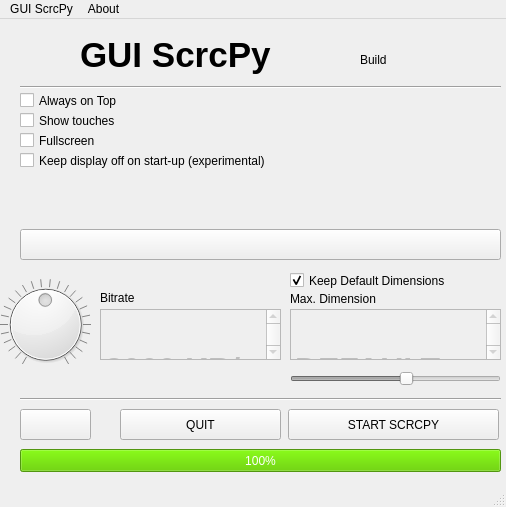
srevinsaju/guiscrcpy, file mainwindow.ui: the form before one commit.
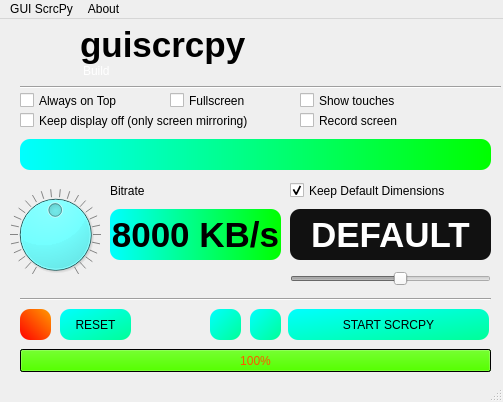
The form after the commit. Icons and pictures are not drawn.

Commit message: modified:   .idea/workspace.xml 	modified:   __main__.py 	modified:   bottompanelUI.py 	modified:   bottompanelui.ui 	new file:   guiscrcpy-linux.spec 	deleted:    guiscrcpy.spec 	modified:   mainui.py 	modified:   mainwindow.ui 	modified:   rsrc.qrc 	modified:   toolUI.py 	modified:   toolkit_ui.ui 	icons/ 	rsrc/guiscrcpy-branding.svg 	rsrc_rc.py 	ui/g1595-3.png 	ui/guiscrcpy-branding.png 	ui/guiscrcpy_branding.png 	ui/guiscrcpy_logo.png 	ui/guiscrcpy_logo.svg 	ui/header.png 	ui/rect.png

The edit to the form file:
```diff
--- a/mainwindow.ui
+++ b/mainwindow.ui
@@ -6,8 +6,8 @@
    <rect>
     <x>0</x>
     <y>0</y>
-    <width>506</width>
-    <height>507</height>
+    <width>503</width>
+    <height>402</height>
    </rect>
   </property>
   <property name="windowTitle">
@@ -23,49 +23,411 @@
             </string>
   </property>
   <property name="styleSheet">
-   <string notr="true"/>
+   <string notr="true">
+.QPushButton {
+                        
+border-radius: 10px;
+					  
+	background-color: qlineargradient(spread:pad, x1:0, y1:0, x2:1, y2:1, stop:0 rgba(0, 255, 255, 255), stop:1 rgba(0, 255, 152, 255));
+color: rgb(0, 0, 0);
+                        
+                    }
+
+QPushButton:pressed {
+border-radius: 10px;
+					  
+background-color: qlineargradient(spread:pad, x1:0, y1:0, x2:1, y2:1, stop:0 rgba(0, 255, 255, 255), stop:1 rgba(0, 255, 152, 255));
+color: rgb(0, 0, 0);
+                        }
+QPushButton:hover {
+border-radius: 10px;
+					  
+	background-color: qlineargradient(spread:pad, x1:0, y1:0, x2:1, y2:1, stop:0 rgba(0, 199, 199, 255), stop:1 rgba(0, 190, 113, 255));
+color: rgb(0, 0, 0);
+                        }
+
+
+.QPushButton#quit{
+                        background-color: qlineargradient(spread:pad, x1:0, y1:1, x2:1, y2:0, stop:0 rgba(255, 0, 0, 255), stop:1 rgba(255, 155, 0, 255));
+color: rgb(0, 0, 0);
+border-radius: 10px;
+
+                        
+                    }
+
+.QPushButton#quit:hover{
+                        
+	background-color: qlineargradient(spread:pad, x1:0, y1:1, x2:1, y2:0, stop:0 rgba(172, 0, 0, 255), stop:1 rgba(175, 106, 0, 255));
+color: rgb(0, 0, 0);
+border-radius: 10px;
+
+                        
+                    }
+
+</string>
+  </property>
+  <property name="unifiedTitleAndToolBarOnMac">
+   <bool>false</bool>
   </property>
   <widget class="QWidget" name="centralwidget">
+   <property name="styleSheet">
+    <string notr="true"/>
+   </property>
    <widget class="QProgressBar" name="progressBar">
     <property name="geometry">
      <rect>
       <x>20</x>
-      <y>430</y>
-      <width>481</width>
+      <y>330</y>
+      <width>471</width>
       <height>23</height>
      </rect>
     </property>
     <property name="palette">
      <palette>
       <active>
+       <colorrole role="WindowText">
+        <brush brushstyle="SolidPattern">
+         <color alpha="255">
+          <red>255</red>
+          <green>255</green>
+          <blue>255</blue>
+         </color>
+        </brush>
+       </colorrole>
+       <colorrole role="Button">
+        <brush brushstyle="LinearGradientPattern">
+         <gradient startx="0.000000000000000" starty="0.000000000000000" endx="1.000000000000000" endy="0.000000000000000" type="LinearGradient" spread="PadSpread" coordinatemode="ObjectBoundingMode">
+          <gradientstop position="0.000000000000000">
+           <color alpha="255">
+            <red>0</red>
+            <green>255</green>
+            <blue>255</blue>
+           </color>
+          </gradientstop>
+          <gradientstop position="1.000000000000000">
+           <color alpha="255">
+            <red>0</red>
+            <green>255</green>
+            <blue>0</blue>
+           </color>
+          </gradientstop>
+         </gradient>
+        </brush>
+       </colorrole>
+       <colorrole role="Text">
+        <brush brushstyle="SolidPattern">
+         <color alpha="255">
+          <red>255</red>
+          <green>255</green>
+          <blue>255</blue>
+         </color>
+        </brush>
+       </colorrole>
+       <colorrole role="ButtonText">
+        <brush brushstyle="SolidPattern">
+         <color alpha="255">
+          <red>255</red>
+          <green>255</green>
+          <blue>255</blue>
+         </color>
+        </brush>
+       </colorrole>
+       <colorrole role="Base">
+        <brush brushstyle="LinearGradientPattern">
+         <gradient startx="0.000000000000000" starty="0.000000000000000" endx="1.000000000000000" endy="0.000000000000000" type="LinearGradient" spread="PadSpread" coordinatemode="ObjectBoundingMode">
+          <gradientstop position="0.000000000000000">
+           <color alpha="255">
+            <red>0</red>
+            <green>255</green>
+            <blue>255</blue>
+           </color>
+          </gradientstop>
+          <gradientstop position="1.000000000000000">
+           <color alpha="255">
+            <red>0</red>
+            <green>255</green>
+            <blue>0</blue>
+           </color>
+          </gradientstop>
+         </gradient>
+        </brush>
+       </colorrole>
+       <colorrole role="Window">
+        <brush brushstyle="LinearGradientPattern">
+         <gradient startx="0.000000000000000" starty="0.000000000000000" endx="1.000000000000000" endy="0.000000000000000" type="LinearGradient" spread="PadSpread" coordinatemode="ObjectBoundingMode">
+          <gradientstop position="0.000000000000000">
+           <color alpha="255">
+            <red>0</red>
+            <green>255</green>
+            <blue>255</blue>
+           </color>
+          </gradientstop>
+          <gradientstop position="1.000000000000000">
+           <color alpha="255">
+            <red>0</red>
+            <green>255</green>
+            <blue>0</blue>
+           </color>
+          </gradientstop>
+         </gradient>
+        </brush>
+       </colorrole>
        <colorrole role="Highlight">
         <brush brushstyle="SolidPattern">
          <color alpha="255">
-          <red>115</red>
-          <green>210</green>
-          <blue>22</blue>
+          <red>85</red>
+          <green>255</green>
+          <blue>0</blue>
+         </color>
+        </brush>
+       </colorrole>
+       <colorrole role="HighlightedText">
+        <brush brushstyle="SolidPattern">
+         <color alpha="255">
+          <red>255</red>
+          <green>85</green>
+          <blue>0</blue>
+         </color>
+        </brush>
+       </colorrole>
+       <colorrole role="PlaceholderText">
+        <brush brushstyle="NoBrush">
+         <color alpha="128">
+          <red>255</red>
+          <green>255</green>
+          <blue>255</blue>
          </color>
         </brush>
        </colorrole>
       </active>
       <inactive>
+       <colorrole role="WindowText">
+        <brush brushstyle="SolidPattern">
+         <color alpha="255">
+          <red>255</red>
+          <green>255</green>
+          <blue>255</blue>
+         </color>
+        </brush>
+       </colorrole>
+       <colorrole role="Button">
+        <brush brushstyle="LinearGradientPattern">
+         <gradient startx="0.000000000000000" starty="0.000000000000000" endx="1.000000000000000" endy="0.000000000000000" type="LinearGradient" spread="PadSpread" coordinatemode="ObjectBoundingMode">
+          <gradientstop position="0.000000000000000">
+           <color alpha="255">
+            <red>0</red>
+            <green>255</green>
+            <blue>255</blue>
+           </color>
+          </gradientstop>
+          <gradientstop position="1.000000000000000">
+           <color alpha="255">
+            <red>0</red>
+            <green>255</green>
+            <blue>0</blue>
+           </color>
+          </gradientstop>
+         </gradient>
+        </brush>
+       </colorrole>
+       <colorrole role="Text">
+        <brush brushstyle="SolidPattern">
+         <color alpha="255">
+          <red>255</red>
+          <green>255</green>
+          <blue>255</blue>
+         </color>
+        </brush>
+       </colorrole>
+       <colorrole role="ButtonText">
+        <brush brushstyle="SolidPattern">
+         <color alpha="255">
+          <red>255</red>
+          <green>255</green>
+          <blue>255</blue>
+         </color>
+        </brush>
+       </colorrole>
+       <colorrole role="Base">
+        <brush brushstyle="LinearGradientPattern">
+         <gradient startx="0.000000000000000" starty="0.000000000000000" endx="1.000000000000000" endy="0.000000000000000" type="LinearGradient" spread="PadSpread" coordinatemode="ObjectBoundingMode">
+          <gradientstop position="0.000000000000000">
+           <color alpha="255">
+            <red>0</red>
+            <green>255</green>
+            <blue>255</blue>
+           </color>
+          </gradientstop>
+          <gradientstop position="1.000000000000000">
+           <color alpha="255">
+            <red>0</red>
+            <green>255</green>
+            <blue>0</blue>
+           </color>
+          </gradientstop>
+         </gradient>
+        </brush>
+       </colorrole>
+       <colorrole role="Window">
+        <brush brushstyle="LinearGradientPattern">
+         <gradient startx="0.000000000000000" starty="0.000000000000000" endx="1.000000000000000" endy="0.000000000000000" type="LinearGradient" spread="PadSpread" coordinatemode="ObjectBoundingMode">
+          <gradientstop position="0.000000000000000">
+           <color alpha="255">
+            <red>0</red>
+            <green>255</green>
+            <blue>255</blue>
+           </color>
+          </gradientstop>
+          <gradientstop position="1.000000000000000">
+           <color alpha="255">
+            <red>0</red>
+            <green>255</green>
+            <blue>0</blue>
+           </color>
+          </gradientstop>
+         </gradient>
+        </brush>
+       </colorrole>
        <colorrole role="Highlight">
         <brush brushstyle="SolidPattern">
          <color alpha="255">
-          <red>115</red>
-          <green>210</green>
-          <blue>22</blue>
+          <red>85</red>
+          <green>255</green>
+          <blue>0</blue>
+         </color>
+        </brush>
+       </colorrole>
+       <colorrole role="HighlightedText">
+        <brush brushstyle="SolidPattern">
+         <color alpha="255">
+          <red>255</red>
+          <green>85</green>
+          <blue>0</blue>
+         </color>
+        </brush>
+       </colorrole>
+       <colorrole role="PlaceholderText">
+        <brush brushstyle="NoBrush">
+         <color alpha="128">
+          <red>255</red>
+          <green>255</green>
+          <blue>255</blue>
          </color>
         </brush>
        </colorrole>
       </inactive>
       <disabled>
+       <colorrole role="WindowText">
+        <brush brushstyle="SolidPattern">
+         <color alpha="255">
+          <red>255</red>
+          <green>255</green>
+          <blue>255</blue>
+         </color>
+        </brush>
+       </colorrole>
+       <colorrole role="Button">
+        <brush brushstyle="LinearGradientPattern">
+         <gradient startx="0.000000000000000" starty="0.000000000000000" endx="1.000000000000000" endy="0.000000000000000" type="LinearGradient" spread="PadSpread" coordinatemode="ObjectBoundingMode">
+          <gradientstop position="0.000000000000000">
+           <color alpha="255">
+            <red>0</red>
+            <green>255</green>
+            <blue>255</blue>
+           </color>
+          </gradientstop>
+          <gradientstop position="1.000000000000000">
+           <color alpha="255">
+            <red>0</red>
+            <green>255</green>
+            <blue>0</blue>
+           </color>
+          </gradientstop>
+         </gradient>
+        </brush>
+       </colorrole>
+       <colorrole role="Text">
+        <brush brushstyle="SolidPattern">
+         <color alpha="255">
+          <red>255</red>
+          <green>255</green>
+          <blue>255</blue>
+         </color>
+        </brush>
+       </colorrole>
+       <colorrole role="ButtonText">
+        <brush brushstyle="SolidPattern">
+         <color alpha="255">
+          <red>255</red>
+          <green>255</green>
+          <blue>255</blue>
+         </color>
+        </brush>
+       </colorrole>
+       <colorrole role="Base">
+        <brush brushstyle="LinearGradientPattern">
+         <gradient startx="0.000000000000000" starty="0.000000000000000" endx="1.000000000000000" endy="0.000000000000000" type="LinearGradient" spread="PadSpread" coordinatemode="ObjectBoundingMode">
+          <gradientstop position="0.000000000000000">
+           <color alpha="255">
+            <red>0</red>
+            <green>255</green>
+            <blue>255</blue>
+           </color>
+          </gradientstop>
+          <gradientstop position="1.000000000000000">
+           <color alpha="255">
+            <red>0</red>
+            <green>255</green>
+            <blue>0</blue>
+           </color>
+          </gradientstop>
+         </gradient>
+        </brush>
+       </colorrole>
+       <colorrole role="Window">
+        <brush brushstyle="LinearGradientPattern">
+         <gradient startx="0.000000000000000" starty="0.000000000000000" endx="1.000000000000000" endy="0.000000000000000" type="LinearGradient" spread="PadSpread" coordinatemode="ObjectBoundingMode">
+          <gradientstop position="0.000000000000000">
+           <color alpha="255">
+            <red>0</red>
+            <green>255</green>
+            <blue>255</blue>
+           </color>
+          </gradientstop>
+          <gradientstop position="1.000000000000000">
+           <color alpha="255">
+            <red>0</red>
+            <green>255</green>
+            <blue>0</blue>
+           </color>
+          </gradientstop>
+         </gradient>
+        </brush>
+       </colorrole>
        <colorrole role="Highlight">
         <brush brushstyle="SolidPattern">
          <color alpha="255">
-          <red>145</red>
-          <green>145</green>
-          <blue>145</blue>
+          <red>85</red>
+          <green>255</green>
+          <blue>0</blue>
+         </color>
+        </brush>
+       </colorrole>
+       <colorrole role="HighlightedText">
+        <brush brushstyle="SolidPattern">
+         <color alpha="255">
+          <red>255</red>
+          <green>85</green>
+          <blue>0</blue>
+         </color>
+        </brush>
+       </colorrole>
+       <colorrole role="PlaceholderText">
+        <brush brushstyle="NoBrush">
+         <color alpha="128">
+          <red>255</red>
+          <green>255</green>
+          <blue>255</blue>
          </color>
         </brush>
        </colorrole>
@@ -75,6 +437,12 @@
     <property name="statusTip">
      <string>Progress Bar</string>
     </property>
+    <property name="styleSheet">
+     <string notr="true">background-color: qlineargradient(spread:pad, x1:0, y1:0, x2:1, y2:0, stop:0 rgba(0, 255, 255, 255), stop:1 rgba(0, 255, 0, 255));
+color: rgb(255,255,255);
+selection-color: rgb(255, 85, 0);
+selection-background-color: rgb(85, 255, 0);</string>
+    </property>
     <property name="value">
      <number>100</number>
     </property>
@@ -83,8 +451,8 @@
     <property name="geometry">
      <rect>
       <x>20</x>
-      <y>370</y>
-      <width>481</width>
+      <y>270</y>
+      <width>471</width>
       <height>20</height>
      </rect>
     </property>
@@ -92,54 +460,12 @@
      <enum>Qt::Horizontal</enum>
     </property>
    </widget>
-   <widget class="QTextEdit" name="dimensionText">
-    <property name="enabled">
-     <bool>false</bool>
-    </property>
-    <property name="geometry">
-     <rect>
-      <x>290</x>
-      <y>290</y>
-      <width>211</width>
-      <height>51</height>
-     </rect>
-    </property>
-    <property name="font">
-     <font>
-      <pointsize>24</pointsize>
-     </font>
-    </property>
-    <property name="statusTip">
-     <string>Uncheck 'Keep Default Dimensions' to change values</string>
-    </property>
-    <property name="html">
-     <string>&lt;!DOCTYPE HTML PUBLIC &quot;-//W3C//DTD HTML 4.0//EN&quot; &quot;http://www.w3.org/TR/REC-html40/strict.dtd&quot;&gt;
-&lt;html&gt;&lt;head&gt;&lt;meta name=&quot;qrichtext&quot; content=&quot;1&quot; /&gt;&lt;style type=&quot;text/css&quot;&gt;
-p, li { white-space: pre-wrap; }
-&lt;/style&gt;&lt;/head&gt;&lt;body style=&quot; font-family:'Ubuntu'; font-size:24pt; font-weight:400; font-style:normal;&quot;&gt;
-&lt;p style=&quot; margin-top:0px; margin-bottom:0px; margin-left:0px; margin-right:0px; -qt-block-indent:0; text-indent:0px;&quot;&gt;                        &lt;/p&gt;
-&lt;p style=&quot; margin-top:0px; margin-bottom:0px; margin-left:0px; margin-right:0px; -qt-block-indent:0; text-indent:0px;&quot;&gt;&lt;span style=&quot; font-weight:600;&quot;&gt;DEFAULT&lt;/span&gt;                                            &lt;/p&gt;&lt;/body&gt;&lt;/html&gt;</string>
-    </property>
-   </widget>
-   <widget class="QLabel" name="label_2">
-    <property name="geometry">
-     <rect>
-      <x>290</x>
-      <y>270</y>
-      <width>151</width>
-      <height>20</height>
-     </rect>
-    </property>
-    <property name="text">
-     <string>Max. Dimension</string>
-    </property>
-   </widget>
    <widget class="QCheckBox" name="showTouches">
     <property name="geometry">
      <rect>
-      <x>20</x>
-      <y>90</y>
-      <width>251</width>
+      <x>300</x>
+      <y>70</y>
+      <width>191</width>
       <height>23</height>
      </rect>
     </property>
@@ -152,7 +478,7 @@
      <rect>
       <x>20</x>
       <y>70</y>
-      <width>251</width>
+      <width>131</width>
       <height>23</height>
      </rect>
     </property>
@@ -162,44 +488,23 @@
     <property name="text">
      <string>Always on Top</string>
     </property>
-   </widget>
-   <widget class="QTextEdit" name="bitrateText">
-    <property name="enabled">
-     <bool>false</bool>
-    </property>
-    <property name="geometry">
-     <rect>
-      <x>100</x>
-      <y>290</y>
-      <width>181</width>
-      <height>51</height>
-     </rect>
-    </property>
-    <property name="font">
-     <font>
-      <pointsize>24</pointsize>
-      <weight>75</weight>
-      <bold>true</bold>
-     </font>
-    </property>
-    <property name="html">
-     <string>&lt;!DOCTYPE HTML PUBLIC &quot;-//W3C//DTD HTML 4.0//EN&quot; &quot;http://www.w3.org/TR/REC-html40/strict.dtd&quot;&gt;
-&lt;html&gt;&lt;head&gt;&lt;meta name=&quot;qrichtext&quot; content=&quot;1&quot; /&gt;&lt;style type=&quot;text/css&quot;&gt;
-p, li { white-space: pre-wrap; }
-&lt;/style&gt;&lt;/head&gt;&lt;body style=&quot; font-family:'Ubuntu'; font-size:24pt; font-weight:600; font-style:normal;&quot;&gt;
-&lt;p style=&quot; margin-top:0px; margin-bottom:0px; margin-left:0px; margin-right:0px; -qt-block-indent:0; text-indent:0px;&quot;&gt;                        &lt;/p&gt;
-&lt;p style=&quot; margin-top:0px; margin-bottom:0px; margin-left:0px; margin-right:0px; -qt-block-indent:0; text-indent:0px;&quot;&gt;8000 KB/s                    &lt;/p&gt;&lt;/body&gt;&lt;/html&gt;</string>
+    <property name="icon">
+     <iconset resource="rsrc.qrc">
+      <normaloff>:/icons/icons/fire-symbol.svg</normaloff>:/icons/icons/fire-symbol.svg</iconset>
     </property>
    </widget>
    <widget class="QLabel" name="build_label">
     <property name="geometry">
      <rect>
-      <x>360</x>
-      <y>30</y>
+      <x>83</x>
+      <y>44</y>
       <width>141</width>
-      <height>21</height>
+      <height>16</height>
      </rect>
     </property>
+    <property name="styleSheet">
+     <string notr="true">color: rgb(255, 255, 255);</string>
+    </property>
     <property name="text">
      <string>Build</string>
     </property>
@@ -211,11 +516,14 @@
     <property name="geometry">
      <rect>
       <x>290</x>
-      <y>350</y>
-      <width>211</width>
+      <y>250</y>
+      <width>201</width>
       <height>20</height>
      </rect>
     </property>
+    <property name="styleSheet">
+     <string notr="true">color: rgb(255, 255, 255);</string>
+    </property>
     <property name="minimum">
      <number>320</number>
     </property>
@@ -233,9 +541,9 @@
     <property name="geometry">
      <rect>
       <x>80</x>
-      <y>10</y>
+      <y>5</y>
       <width>231</width>
-      <height>51</height>
+      <height>41</height>
      </rect>
     </property>
     <property name="font">
@@ -251,16 +559,16 @@
                     </string>
     </property>
     <property name="text">
-     <string>GUI ScrcPy</string>
+     <string>guiscrcpy</string>
     </property>
    </widget>
    <widget class="QDial" name="dial">
     <property name="geometry">
      <rect>
-      <x>0</x>
-      <y>250</y>
+      <x>10</x>
+      <y>170</y>
       <width>91</width>
-      <height>111</height>
+      <height>91</height>
      </rect>
     </property>
     <property name="cursor">
@@ -269,6 +577,12 @@
     <property name="statusTip">
      <string>Adjust Bitrate. Leave it untouched for defualts</string>
     </property>
+    <property name="styleSheet">
+     <string notr="true">background-color: rgb(0, 255, 255);
+color: rgb(255, 0, 127);
+gridline-color: rgb(255, 0, 0);
+selection-background-color: rgb(12, 255, 0);</string>
+    </property>
     <property name="minimum">
      <number>64</number>
     </property>
@@ -281,6 +595,9 @@
     <property name="value">
      <number>8000</number>
     </property>
+    <property name="orientation">
+     <enum>Qt::Horizontal</enum>
+    </property>
     <property name="invertedAppearance">
      <bool>false</bool>
     </property>
@@ -301,9 +618,9 @@
     <property name="geometry">
      <rect>
       <x>20</x>
-      <y>60</y>
+      <y>64</y>
       <width>481</width>
-      <height>16</height>
+      <height>9</height>
      </rect>
     </property>
     <property name="orientation">
@@ -313,10 +630,10 @@
    <widget class="QLabel" name="label">
     <property name="geometry">
      <rect>
-      <x>100</x>
-      <y>270</y>
-      <width>111</width>
-      <height>17</height>
+      <x>110</x>
+      <y>156</y>
+      <width>101</width>
+      <height>31</height>
      </rect>
     </property>
     <property name="text">
@@ -327,36 +644,48 @@
     <property name="geometry">
      <rect>
       <x>288</x>
-      <y>390</y>
-      <width>211</width>
+      <y>290</y>
+      <width>201</width>
       <height>31</height>
      </rect>
     </property>
     <property name="statusTip">
      <string>Start Scrcpy Executable right now. Please check if Scrcpy is added to path</string>
     </property>
+    <property name="styleSheet">
+     <string notr="true"/>
+    </property>
     <property name="text">
      <string>START SCRCPY</string>
     </property>
     <property name="icon">
-     <iconset>
-      <normaloff>rsrc/lightning.png</normaloff>rsrc/lightning.png</iconset>
+     <iconset resource="rsrc.qrc">
+      <normaloff>:/icons/icons/small-rocket-ship-silhouette.svg</normaloff>:/icons/icons/small-rocket-ship-silhouette.svg</iconset>
+    </property>
+    <property name="iconSize">
+     <size>
+      <width>20</width>
+      <height>16</height>
+     </size>
     </property>
    </widget>
    <widget class="QPushButton" name="quit">
     <property name="geometry">
      <rect>
-      <x>120</x>
-      <y>390</y>
-      <width>161</width>
+      <x>20</x>
+      <y>290</y>
+      <width>31</width>
       <height>31</height>
      </rect>
     </property>
     <property name="statusTip">
      <string>quit GUI</string>
     </property>
+    <property name="styleSheet">
+     <string notr="true"/>
+    </property>
     <property name="text">
-     <string>QUIT</string>
+     <string/>
     </property>
     <property name="icon">
      <iconset>
@@ -367,8 +696,8 @@
     <property name="geometry">
      <rect>
       <x>290</x>
-      <y>250</y>
-      <width>211</width>
+      <y>160</y>
+      <width>201</width>
       <height>23</height>
      </rect>
     </property>
@@ -382,9 +711,9 @@
    <widget class="QCheckBox" name="fullscreen">
     <property name="geometry">
      <rect>
-      <x>20</x>
-      <y>110</y>
-      <width>251</width>
+      <x>170</x>
+      <y>70</y>
+      <width>131</width>
       <height>23</height>
      </rect>
     </property>
@@ -396,21 +725,25 @@
     <property name="geometry">
      <rect>
       <x>20</x>
-      <y>130</y>
-      <width>421</width>
+      <y>90</y>
+      <width>261</width>
       <height>23</height>
      </rect>
     </property>
     <property name="text">
-     <string>Keep display off on start-up (experimental)</string>
+     <string>Keep display off (only screen mirroring)</string>
+    </property>
+    <property name="icon">
+     <iconset resource="rsrc.qrc">
+      <normaloff>:/icons/icons/bullseye.svg</normaloff>:/icons/icons/bullseye.svg</iconset>
     </property>
    </widget>
    <widget class="QToolButton" name="runningNot">
     <property name="geometry">
      <rect>
       <x>20</x>
-      <y>210</y>
-      <width>481</width>
+      <y>120</y>
+      <width>471</width>
       <height>31</height>
      </rect>
     </property>
@@ -418,7 +751,9 @@
      <string>Shows the status of the Scrcpy Daemon</string>
     </property>
     <property name="styleSheet">
-     <string notr="true"/>
+     <string notr="true">background-color: qlineargradient(spread:pad, x1:0, y1:0, x2:1, y2:0, stop:0 rgba(0, 255, 255, 255), stop:1 rgba(0, 255, 0, 255));
+border-radius: 10px;
+color: rgb(0, 0, 0)</string>
     </property>
     <property name="text">
      <string/>
@@ -456,14 +791,161 @@
    <widget class="QPushButton" name="pushButton">
     <property name="geometry">
      <rect>
-      <x>20</x>
-      <y>390</y>
+      <x>60</x>
+      <y>290</y>
       <width>71</width>
       <height>31</height>
      </rect>
     </property>
     <property name="text">
+     <string>RESET</string>
+    </property>
+   </widget>
+   <widget class="QLabel" name="bitrateText">
+    <property name="geometry">
+     <rect>
+      <x>110</x>
+      <y>190</y>
+      <width>171</width>
+      <height>51</height>
+     </rect>
+    </property>
+    <property name="font">
+     <font>
+      <pointsize>26</pointsize>
+      <weight>75</weight>
+      <bold>true</bold>
+     </font>
+    </property>
+    <property name="statusTip">
      <string/>
+    </property>
+    <property name="styleSheet">
+     <string notr="true">color: rgb(0, 0, 0);
+border-radius: 10px;
+background-color: qlineargradient(spread:pad, x1:0, y1:0, x2:1, y2:0, stop:0 rgba(0, 255, 255, 255), stop:1 rgba(0, 255, 0, 255));</string>
+    </property>
+    <property name="text">
+     <string>8000 KB/s</string>
+    </property>
+    <property name="textFormat">
+     <enum>Qt::AutoText</enum>
+    </property>
+    <property name="alignment">
+     <set>Qt::AlignCenter</set>
+    </property>
+    <property name="margin">
+     <number>8</number>
+    </property>
+   </widget>
+   <widget class="QLabel" name="dimensionText">
+    <property name="geometry">
+     <rect>
+      <x>290</x>
+      <y>190</y>
+      <width>201</width>
+      <height>51</height>
+     </rect>
+    </property>
+    <property name="font">
+     <font>
+      <pointsize>26</pointsize>
+      <weight>75</weight>
+      <bold>true</bold>
+     </font>
+    </property>
+    <property name="toolTip">
+     <string>Change device dimensions. scrcpy has some rendering problems upon changing dimensions</string>
+    </property>
+    <property name="toolTipDuration">
+     <number>2</number>
+    </property>
+    <property name="statusTip">
+     <string/>
+    </property>
+    <property name="styleSheet">
+     <string notr="true">color: rgb(255, 255, 255);
+background-color: rgb(17, 17, 17);
+border-radius: 10px;
+</string>
+    </property>
+    <property name="text">
+     <string>DEFAULT</string>
+    </property>
+    <property name="textFormat">
+     <enum>Qt::AutoText</enum>
+    </property>
+    <property name="alignment">
+     <set>Qt::AlignCenter</set>
+    </property>
+    <property name="margin">
+     <number>8</number>
+    </property>
+   </widget>
+   <widget class="QCheckBox" name="recScui">
+    <property name="enabled">
+     <bool>true</bool>
+    </property>
+    <property name="geometry">
+     <rect>
+      <x>300</x>
+      <y>90</y>
+      <width>221</width>
+      <height>23</height>
+     </rect>
+    </property>
+    <property name="text">
+     <string>Record screen</string>
+    </property>
+    <property name="icon">
+     <iconset resource="rsrc.qrc">
+      <normaloff>:/icons/icons/facetime-button.svg</normaloff>:/icons/icons/facetime-button.svg</iconset>
+    </property>
+   </widget>
+   <widget class="QPushButton" name="abtme">
+    <property name="geometry">
+     <rect>
+      <x>250</x>
+      <y>290</y>
+      <width>31</width>
+      <height>31</height>
+     </rect>
+    </property>
+    <property name="text">
+     <string/>
+    </property>
+    <property name="icon">
+     <iconset resource="rsrc.qrc">
+      <normaloff>:/icons/icons/ss-branding.png</normaloff>:/icons/icons/ss-branding.png</iconset>
+    </property>
+    <property name="iconSize">
+     <size>
+      <width>20</width>
+      <height>20</height>
+     </size>
+    </property>
+   </widget>
+   <widget class="QPushButton" name="abtgit">
+    <property name="geometry">
+     <rect>
+      <x>210</x>
+      <y>290</y>
+      <width>31</width>
+      <height>31</height>
+     </rect>
+    </property>
+    <property name="text">
+     <string/>
+    </property>
+    <property name="icon">
+     <iconset resource="rsrc.qrc">
+      <normaloff>:/icons/icons/github.logo.svg</normaloff>:/icons/icons/github.logo.svg</iconset>
+    </property>
+    <property name="iconSize">
+     <size>
+      <width>20</width>
+      <height>20</height>
+     </size>
     </property>
    </widget>
   </widget>
@@ -472,8 +954,8 @@
     <rect>
      <x>0</x>
      <y>0</y>
-     <width>506</width>
-     <height>20</height>
+     <width>503</width>
+     <height>27</height>
     </rect>
    </property>
    <widget class="QMenu" name="menuGUI_ScrcPy">
```
Left out of the diff: 41 changed lines with no effect on the pictures. The commit also changes 10 other files.
